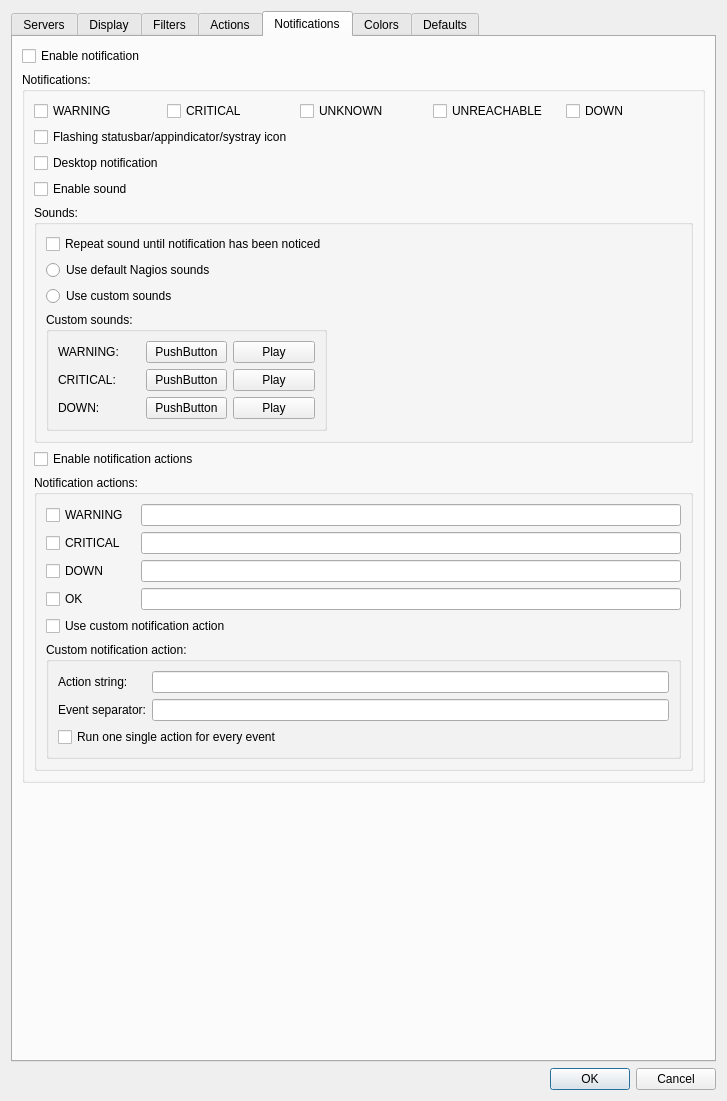
This is Nagstamon/Nagstamon/QUI/settings_main.ui in HenriWahl/Nagstamon as Qt 5 draws it before an edit. The edited form follows.
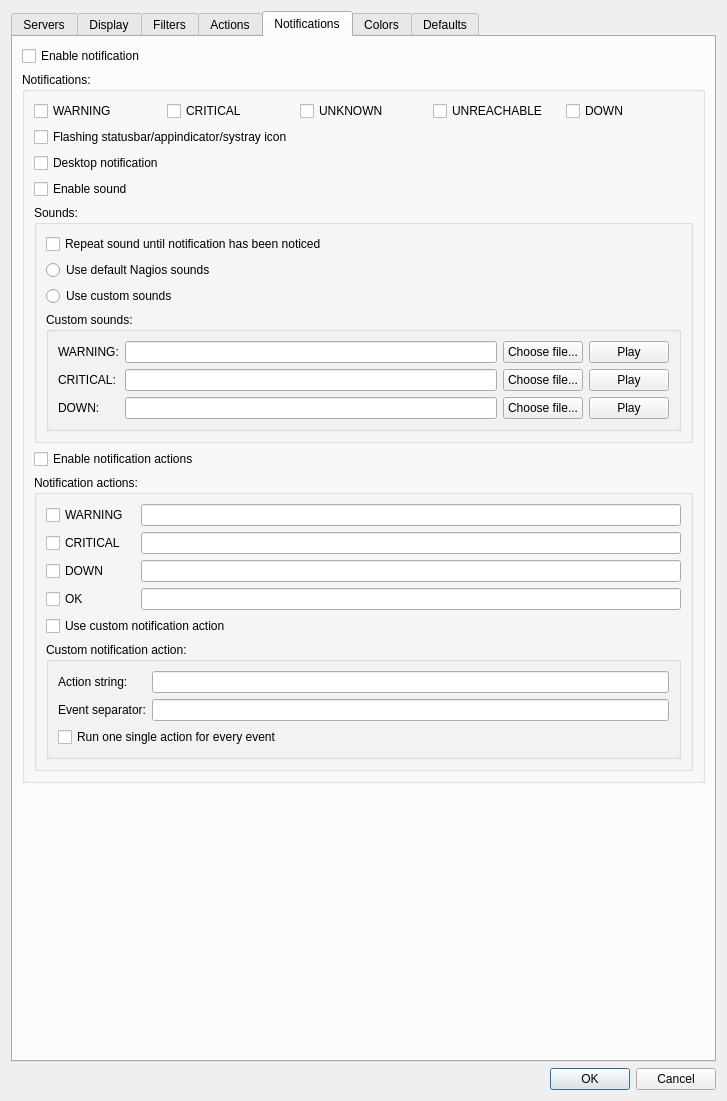
This is the edited form.

The edit to the form file:
```diff
--- a/Nagstamon/Nagstamon/QUI/settings_main.ui
+++ b/Nagstamon/Nagstamon/QUI/settings_main.ui
@@ -868,14 +868,14 @@
                 <string>Custom sounds:</string>
                </property>
                <layout class="QGridLayout" name="gridLayout_8">
-                <item row="1" column="1">
-                 <widget class="QPushButton" name="pushButton_7">
+                <item row="1" column="2">
+                 <widget class="QPushButton" name="button_choose_critical">
                   <property name="text">
-                   <string>PushButton</string>
+                   <string>Choose file...</string>
                   </property>
                  </widget>
                 </item>
-                <item row="0" column="2">
+                <item row="0" column="3">
                  <widget class="QPushButton" name="button_play_warning">
                   <property name="text">
                    <string>Play</string>
@@ -896,21 +896,21 @@
                   </property>
                  </widget>
                 </item>
-                <item row="2" column="1">
-                 <widget class="QPushButton" name="pushButton_9">
+                <item row="2" column="2">
+                 <widget class="QPushButton" name="button_choose_down">
                   <property name="text">
-                   <string>PushButton</string>
+                   <string>Choose file...</string>
                   </property>
                  </widget>
                 </item>
-                <item row="0" column="1">
-                 <widget class="QPushButton" name="pushButton_5">
+                <item row="0" column="2">
+                 <widget class="QPushButton" name="button_choose_warning">
                   <property name="text">
-                   <string>PushButton</string>
+                   <string>Choose file...</string>
                   </property>
                  </widget>
                 </item>
-                <item row="1" column="2">
+                <item row="1" column="3">
                  <widget class="QPushButton" name="button_play_critical">
                   <property name="text">
                    <string>Play</string>
@@ -924,29 +924,25 @@
                   </property>
                  </widget>
                 </item>
-                <item row="2" column="2">
+                <item row="2" column="3">
                  <widget class="QPushButton" name="button_play_down">
                   <property name="text">
                    <string>Play</string>
                   </property>
                  </widget>
                 </item>
+                <item row="0" column="1">
+                 <widget class="QLineEdit" name="input_lineedit_notification_custom_sound_warning"/>
+                </item>
+                <item row="1" column="1">
+                 <widget class="QLineEdit" name="input_lineedit_notification_custom_sound_critical"/>
+                </item>
+                <item row="2" column="1">
+                 <widget class="QLineEdit" name="input_lineedit_notification_custom_sound_down"/>
+                </item>
                </layout>
               </widget>
              </item>
-             <item row="3" column="2">
-              <spacer name="horizontalSpacer_5">
-               <property name="orientation">
-                <enum>Qt::Horizontal</enum>
-               </property>
-               <property name="sizeHint" stdset="0">
-                <size>
-                 <width>0</width>
-                 <height>0</height>
-                </size>
-               </property>
-              </spacer>
-             </item>
              <item row="0" column="0" colspan="2">
               <widget class="QCheckBox" name="input_checkbox_notification_sound_repeat">
                <property name="text">
```
Left out of the diff: 2 changed lines with no effect on the pictures.
